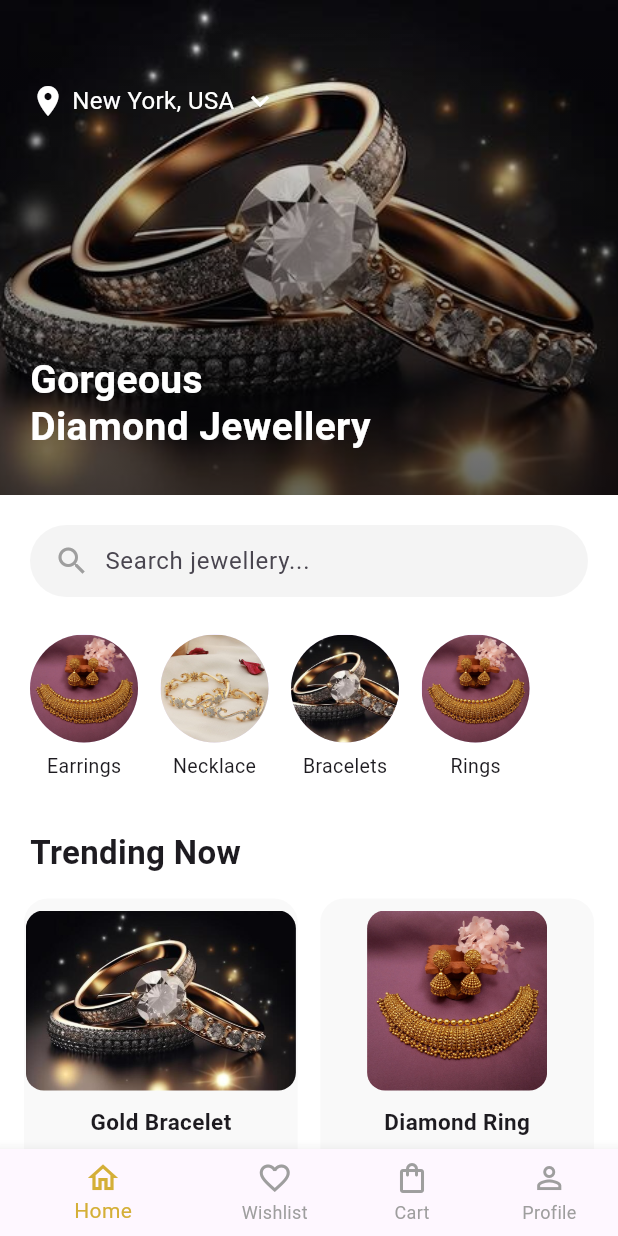
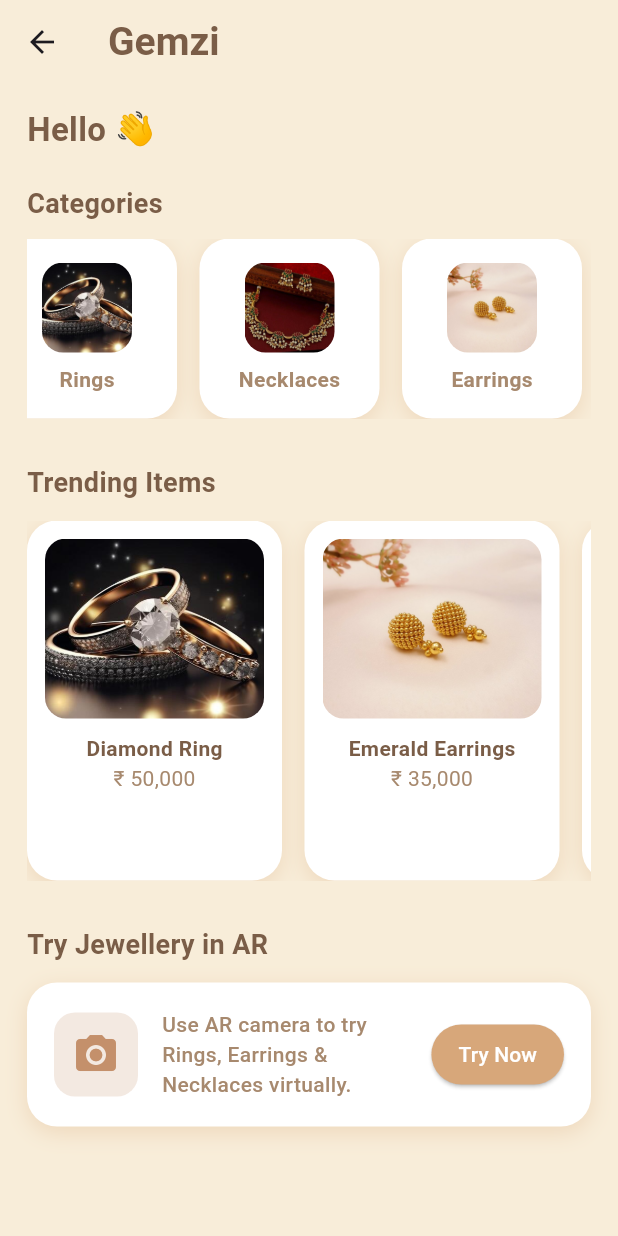
Before and after one commit to shrutinikam27/gemzi-flutter-app, a Flutter app: the HomePage screen opened by its route, on a phone screen of 412 x 824 dp. Run offline on Flutter 3.47's test engine with Material 3 defaults, Android fonts, the phone set to English and light mode, and no system bars; our stand-ins replace cloud_firestore, firebase_auth, firebase_core, google_sign_in; accounts and stored records are empty.

Commit message:
`Refactored homepage, login, signup, and splash screens with various UI changes and added functionality`

```diff
--- a/lib/pages/homepage.dart
+++ b/lib/pages/homepage.dart
@@ -1,236 +1,308 @@
 import 'package:flutter/material.dart';
+import '../themes/app_colors.dart';
 
-class HomePage extends StatelessWidget {
+class HomePage extends StatefulWidget {
   const HomePage({super.key});
+
+  @override
+  State<HomePage> createState() => _HomePageState();
+}
+
+class _HomePageState extends State<HomePage>
+    with SingleTickerProviderStateMixin {
+  late ScrollController _scrollController;
+  late AnimationController _animationController;
+
+  @override
+  void initState() {
+    super.initState();
+
+    _scrollController = ScrollController();
+
+    _animationController =
+        AnimationController(vsync: this, duration: const Duration(seconds: 20))
+          ..repeat();
+
+    _animationController.addListener(() {
+      if (_scrollController.hasClients) {
+        _scrollController.jumpTo(
+          (_scrollController.offset + 1) %
+              _scrollController.position.maxScrollExtent,
+        );
+      }
+    });
+  }
+
+  @override
+  void dispose() {
+    _scrollController.dispose();
+    _animationController.dispose();
+    super.dispose();
+  }
+
   @override
   Widget build(BuildContext context) {
     return Scaffold(
-      backgroundColor: Colors.white,
+      backgroundColor: AppColors.lightBeige,
 
-      // Bottom Navigation Bar
-      bottomNavigationBar: BottomNavigationBar(
-        selectedItemColor: Color(0xFFD4AF37),
-        unselectedItemColor: Colors.grey,
-        showSelectedLabels: true,
-        showUnselectedLabels: true,
-        items: const [
-          BottomNavigationBarItem(
-            icon: Icon(Icons.home_outlined),
-            label: "Home",
+      // ---------- APP BAR ----------
+      appBar: AppBar(
+        backgroundColor: AppColors.lightBeige,
+        elevation: 0,
+        title: Text(
+          "Gemzi",
+          style: TextStyle(
+            fontSize: 26,
+            fontWeight: FontWeight.bold,
+            color: AppColors.titleBrown,
           ),
-          BottomNavigationBarItem(
-            icon: Icon(Icons.favorite_border),
-            label: "Wishlist",
-          ),
-          BottomNavigationBarItem(
-            icon: Icon(Icons.shopping_bag_outlined),
-            label: "Cart",
-          ),
-          BottomNavigationBarItem(
-            icon: Icon(Icons.person_outline),
-            label: "Profile",
-          ),
-        ],
+        ),
       ),
 
       body: SingleChildScrollView(
+        padding: const EdgeInsets.symmetric(horizontal: 18, vertical: 15),
         child: Column(
           crossAxisAlignment: CrossAxisAlignment.start,
           children: [
-            // 🔥 HERO BANNER SECTION
-            Stack(
-              children: [
-                Container(
-                  height: 330,
-                  decoration: const BoxDecoration(
-                    image: DecorationImage(
-                      image: AssetImage("assets/auth/1.png"),
-                      fit: BoxFit.cover,
-                    ),
-                  ),
-                ),
-
-                // Gradient Overlay
-                Container(
-                  height: 330,
-                  decoration: BoxDecoration(
-                    gradient: LinearGradient(
-                      colors: [
-                        Colors.black.withValues(alpha: 0.6),
-                        Colors.transparent,
-                      ],
-                      begin: Alignment.bottomCenter,
-                      end: Alignment.topCenter,
-                    ),
-                  ),
-                ),
-
-                // Top UI
-                Positioned(
-                  top: 55,
-                  left: 20,
-                  child: Row(
-                    children: [
-                      Icon(Icons.location_on, color: Colors.white),
-                      const SizedBox(width: 4),
-                      Text(
-                        "New York, USA",
-                        style: TextStyle(color: Colors.white, fontSize: 16),
-                      ),
-                      const SizedBox(width: 5),
-                      Icon(Icons.keyboard_arrow_down, color: Colors.white),
-                    ],
-                  ),
-                ),
-
-                // Bottom Title
-                Positioned(
-                  bottom: 30,
-                  left: 20,
-                  child: Text(
-                    "Gorgeous \nDiamond Jewellery",
-                    style: TextStyle(
-                      color: Colors.white,
-                      fontSize: 26,
-                      fontWeight: FontWeight.bold,
-                      height: 1.2,
-                    ),
-                  ),
-                ),
-              ],
-            ),
-
-            const SizedBox(height: 20),
-
-            // 🔍 SEARCH BAR
-            Padding(
-              padding: const EdgeInsets.symmetric(horizontal: 20),
-              child: Container(
-                padding: const EdgeInsets.symmetric(horizontal: 16),
-                decoration: BoxDecoration(
-                  color: Color(0xFFF4F4F4),
-                  borderRadius: BorderRadius.circular(28),
-                ),
-                child: Row(
-                  children: [
-                    Icon(Icons.search, color: Colors.grey),
-                    const SizedBox(width: 10),
-                    Expanded(
-                      child: TextField(
-                        decoration: InputDecoration(
-                          hintText: "Search jewellery...",
-                          border: InputBorder.none,
-                        ),
-                      ),
-                    ),
-                  ],
-                ),
+            Text(
+              "Hello 👋",
+              style: TextStyle(
+                fontSize: 22,
+                fontWeight: FontWeight.bold,
+                color: AppColors.titleBrown,
               ),
             ),
-
-            const SizedBox(height: 25),
-
-            // CATEGORY CIRCLES
+            const SizedBox(height: 20),
+            Text(
+              "Categories",
+              style: TextStyle(
+                fontSize: 18,
+                fontWeight: FontWeight.w700,
+                color: AppColors.titleBrown,
+              ),
+            ),
+            const SizedBox(height: 10),
+            _buildAutoScrollCategories(),
+            const SizedBox(height: 30),
+            Text(
+              "Trending Items",
+              style: TextStyle(
+                fontSize: 18,
+                fontWeight: FontWeight.w700,
+                color: AppColors.titleBrown,
+              ),
+            ),
+            const SizedBox(height: 12),
             SizedBox(
-              height: 110,
+              height: 240,
               child: ListView(
                 scrollDirection: Axis.horizontal,
-                padding: const EdgeInsets.only(left: 20),
                 children: [
-                  categoryItem("Earrings", "assets/auth/2.png"),
-                  categoryItem("Necklace", "assets/auth/3.png"),
-                  categoryItem("Bracelets", "assets/auth/1.png"),
-                  categoryItem("Rings", "assets/auth/2.png"),
+                  TrendingCard(
+                      img: "assets/auth/1.png",
+                      name: "Diamond Ring",
+                      price: "₹ 50,000"),
+                  TrendingCard(
+                      img: "assets/auth/earring.png",
+                      name: "Emerald Earrings",
+                      price: "₹ 35,000"),
+                  TrendingCard(
+                      img: "assets/auth/necklace.png",
+                      name: "Gold Necklace",
+                      price: "₹ 95,000"),
                 ],
               ),
             ),
-
-            const SizedBox(height: 20),
-
-            // TITLE
-            Padding(
-              padding: const EdgeInsets.symmetric(horizontal: 20),
-              child: Text(
-                "Trending Now",
-                style: TextStyle(
-                  fontSize: 22,
-                  fontWeight: FontWeight.bold,
-                ),
+            const SizedBox(height: 30),
+            Text(
+              "Try Jewellery in AR",
+              style: TextStyle(
+                fontSize: 18,
+                fontWeight: FontWeight.w700,
+                color: AppColors.titleBrown,
               ),
             ),
-
-            const SizedBox(height: 15),
-
-            // PRODUCT CARDS GRID
-            Padding(
-              padding: const EdgeInsets.symmetric(horizontal: 16),
-              child: GridView.count(
-                crossAxisCount: 2,
-                shrinkWrap: true,
-                physics: NeverScrollableScrollPhysics(),
-                crossAxisSpacing: 15,
-                mainAxisSpacing: 15,
-                childAspectRatio: 0.75,
-                children: [
-                  productCard("Gold Bracelet", "₹7,999", "assets/auth/1.png"),
-                  productCard("Diamond Ring", "₹15,499", "assets/auth/2.png"),
-                  productCard("Necklace Set", "₹22,999", "assets/auth/3.png"),
-                  productCard("Earrings", "₹4,999", "assets/auth/2.png"),
-                ],
-              ),
-            ),
+            const SizedBox(height: 12),
+            _arTryOnCard(),
           ],
         ),
       ),
     );
   }
 
-  // CATEGORY WIDGET
-  Widget categoryItem(String title, String imagePath) {
-    return Padding(
-      padding: const EdgeInsets.only(right: 15),
+  // 🔥 AUTO-SCROLL CATEGORY CARDS
+  Widget _buildAutoScrollCategories() {
+    final categories = [
+      {"name": "Rings", "img": "assets/auth/1.png"},
+      {"name": "Necklaces", "img": "assets/auth/necklace.png"},
+      {"name": "Earrings", "img": "assets/auth/earring.png"},
+      {"name": "Bangles", "img": "assets/auth/bangle.png"},
+      {"name": "Coins", "img": "assets/auth/coin.png"},
+    ];
+
+    return SizedBox(
+      height: 120,
+      child: ListView.builder(
+        controller: _scrollController,
+        scrollDirection: Axis.horizontal,
+        itemCount: categories.length,
+        itemBuilder: (context, index) {
+          final cat = categories[index];
+          return _categoryCard(
+            name: cat["name"]!,
+            img: cat["img"]!,
+          );
+        },
+      ),
+    );
+  }
+
+  // ---------- CATEGORY CARD ----------
+  Widget _categoryCard({required String name, required String img}) {
+    return Container(
+      width: 120,
+      margin: const EdgeInsets.only(right: 15),
+      padding: const EdgeInsets.all(12),
+      decoration: BoxDecoration(
+        color: AppColors.white,
+        borderRadius: BorderRadius.circular(20),
+        boxShadow: [
+          BoxShadow(
+            color: AppColors.softShadow,
+            blurRadius: 12,
+            offset: const Offset(0, 4),
+          ),
+        ],
+      ),
       child: Column(
+        mainAxisAlignment: MainAxisAlignment.center,
         children: [
-          CircleAvatar(
-            radius: 36,
-            backgroundImage: AssetImage(imagePath),
+          ClipRRect(
+            borderRadius: BorderRadius.circular(14),
+            child: Image.asset(img, height: 60, width: 60, fit: BoxFit.cover),
           ),
-          const SizedBox(height: 6),
+          const SizedBox(height: 8),
           Text(
-            title,
-            style: TextStyle(fontSize: 13),
+            name,
+            style: TextStyle(
+              color: AppColors.subtitleBrown,
+              fontWeight: FontWeight.w600,
+            ),
           ),
         ],
       ),
     );
   }
 
-  // PRODUCT CARD WIDGET
-  Widget productCard(String name, String price, String img) {
+  // ---------- AR TRY ON CARD ----------
+  Widget _arTryOnCard() {
     return Container(
+      padding: const EdgeInsets.all(18),
       decoration: BoxDecoration(
-        borderRadius: BorderRadius.circular(16),
-        color: Color(0xFFF9F9F9),
+        color: AppColors.white,
+        borderRadius: BorderRadius.circular(20),
+        boxShadow: [
+          BoxShadow(
+            color: AppColors.softShadow,
+            blurRadius: 12,
+            offset: const Offset(0, 4),
+          ),
+        ],
+      ),
+      child: Row(
+        children: [
+          Container(
+            padding: const EdgeInsets.all(12),
+            decoration: BoxDecoration(
+              color: AppColors.roseGold.withValues(alpha: 0.2),
+              borderRadius: BorderRadius.circular(14),
+            ),
+            child: Icon(
+              Icons.camera_alt,
+              size: 32,
+              color: AppColors.roseGold,
+            ),
+          ),
+          const SizedBox(width: 16),
+          Expanded(
+            child: Text(
+              "Use AR camera to try Rings, Earrings & Necklaces virtually.",
+              style: TextStyle(
+                fontSize: 14,
+                color: AppColors.subtitleBrown,
+                fontWeight: FontWeight.w500,
+              ),
+            ),
+          ),
+          ElevatedButton(
+            onPressed: () {},
+            style: ElevatedButton.styleFrom(
+              backgroundColor: AppColors.primaryGold,
+              padding: const EdgeInsets.symmetric(horizontal: 18, vertical: 10),
+              shape: RoundedRectangleBorder(
+                borderRadius: BorderRadius.circular(20),
+              ),
+            ),
+            child: const Text(
+              "Try Now",
+              style: TextStyle(color: Colors.white),
+            ),
+          )
+        ],
+      ),
+    );
+  }
+}
+
+// ---------- TRENDING CARD ----------
+class TrendingCard extends StatelessWidget {
+  final String img;
+  final String name;
+  final String price;
+
+  const TrendingCard(
+      {super.key, required this.img, required this.name, required this.price});
+
+  @override
+  Widget build(BuildContext context) {
+    return Container(
+      width: 170,
+      margin: const EdgeInsets.only(right: 15),
+      padding: const EdgeInsets.all(12),
+      decoration: BoxDecoration(
+        color: AppColors.white,
+        borderRadius: BorderRadius.circular(20),
+        boxShadow: [
+          BoxShadow(
+            color: AppColors.softShadow,
+            blurRadius: 12,
+            offset: const Offset(0, 4),
+          ),
+        ],
       ),
       child: Column(
         children: [
-          const SizedBox(height: 8),
           ClipRRect(
-            borderRadius: BorderRadius.circular(12),
-            child: Image.asset(img, height: 120, fit: BoxFit.cover),
+            borderRadius: BorderRadius.circular(14),
+            child: Image.asset(
+              img,
+              height: 120,
+              width: double.infinity,
+              fit: BoxFit.cover,
+            ),
           ),
           const SizedBox(height: 10),
           Text(
             name,
-            style: TextStyle(fontSize: 15, fontWeight: FontWeight.w600),
+            style: TextStyle(
+              fontWeight: FontWeight.bold,
+              color: AppColors.titleBrown,
+            ),
           ),
-          const SizedBox(height: 4),
           Text(
             price,
             style: TextStyle(
-              fontSize: 14,
-              color: Color(0xFFD4AF37),
-              fontWeight: FontWeight.bold,
+              color: AppColors.subtitleBrown,
             ),
           ),
         ],
```
Also changed, not shown: lib/main.dart (+7 -8 lines), lib/pages/get_started.dart (added, +165 -0 lines), lib/pages/login_screen.dart (+4 -4 lines), lib/pages/signup_screen.dart (+23 -2 lines), lib/pages/splash_screen.dart (+8 -9 lines), pubspec.yaml (+7 -1 lines), assets/auth/bangle.png (added), assets/auth/coin.png (added), assets/auth/earring.png (added), assets/auth/gs.png (added), assets/auth/log.png (added), assets/auth/necklace.png (added), pubspec.lock, 1 other file.
